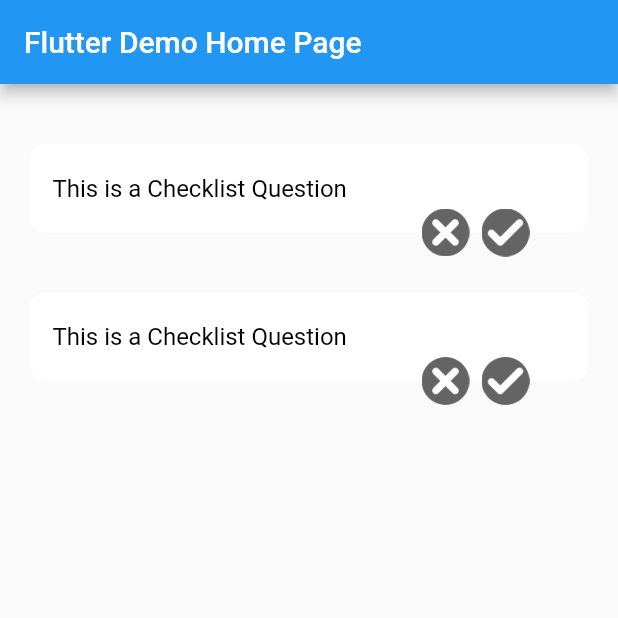
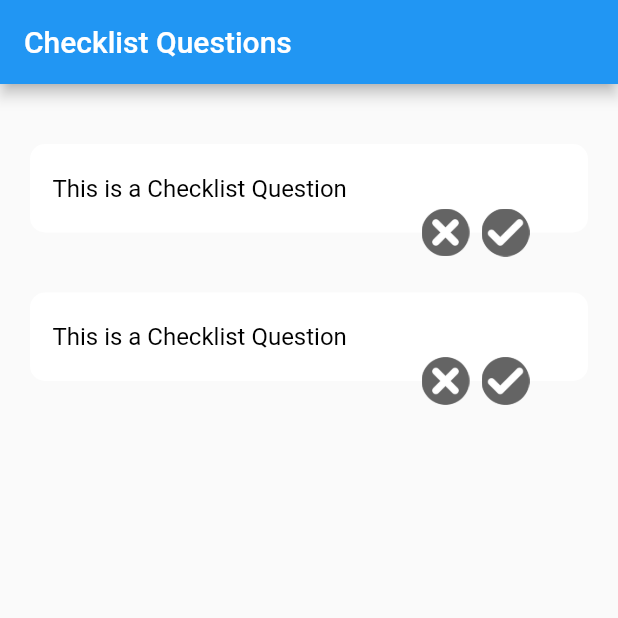
Before and after one commit to blakewood84/Flutter-Complex-UIs, a Flutter app: the screen it shows after launch, on a phone screen of 412 x 824 dp, the top half of it. Run offline on Flutter 3.47's test engine with Material 2 defaults, Android fonts, the phone set to English and light mode, and no system bars.

Commit message:
updates. added screen recording

```diff
--- a/checklist_buttons/lib/checklist_item_widget.dart
+++ b/checklist_buttons/lib/checklist_item_widget.dart
@@ -51,6 +51,7 @@ class _ChecklistItemWidgetState extends State<ChecklistItemWidget> {
                             ),
                           ),
                         ),
+
                         if(this.issue)
                           Container(
                             padding: const EdgeInsets.only(top: 0, left: 15, right: 15, bottom: 20),
--- a/checklist_buttons/lib/main.dart
+++ b/checklist_buttons/lib/main.dart
@@ -17,7 +17,7 @@ class MyApp extends StatelessWidget {
       theme: ThemeData(
         primarySwatch: Colors.blue,
       ),
-      home: const MyHomePage(title: 'Flutter Demo Home Page'),
+      home: const MyHomePage(title: 'Checklist Questions'),
     );
   }
 }
```
Also changed, not shown: checklist_buttons/images/recording.gif (added), 1 other file. Lines whose indentation alone changed are shown as unchanged.
